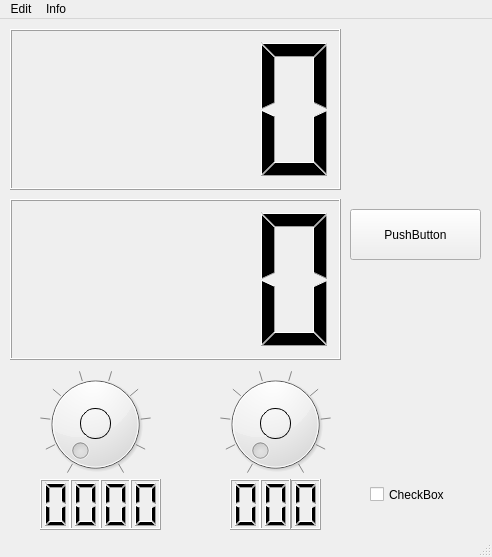
Old version of the form code/ui/spd1000x_gui.ui in the repository briansune/SPD1000x-Tool-V1.0.
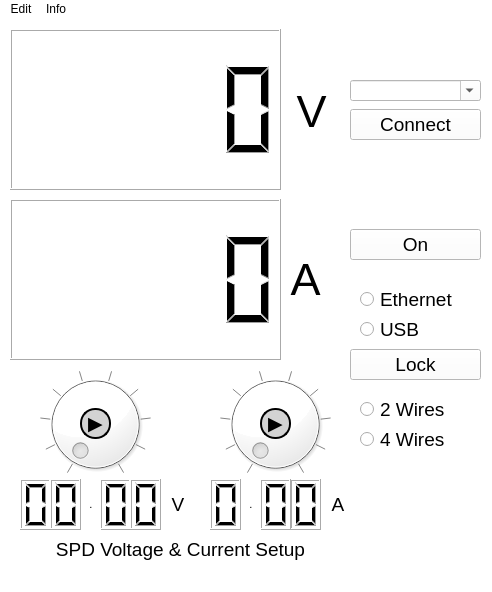
New version of the form. Icons and pictures are not drawn.

Patch:
```diff
--- a/code/ui/spd1000x_gui.ui
+++ b/code/ui/spd1000x_gui.ui
@@ -7,7 +7,7 @@
     <x>0</x>
     <y>0</y>
     <width>492</width>
-    <height>557</height>
+    <height>592</height>
    </rect>
   </property>
   <property name="windowTitle">
@@ -17,13 +17,16 @@
    <iconset resource="ui_res.qrc">
     <normaloff>:/image/spd_icon.png</normaloff>:/image/spd_icon.png</iconset>
   </property>
+  <property name="styleSheet">
+   <string notr="true">background-color: rgb(255, 255, 255);</string>
+  </property>
   <widget class="QWidget" name="centralwidget">
    <widget class="QLCDNumber" name="lcdNumber">
     <property name="geometry">
      <rect>
       <x>10</x>
       <y>10</y>
-      <width>331</width>
+      <width>271</width>
       <height>161</height>
      </rect>
     </property>
@@ -31,13 +34,13 @@
      <bool>false</bool>
     </property>
     <property name="digitCount">
-     <number>4</number>
+     <number>5</number>
     </property>
    </widget>
    <widget class="QLCDNumber" name="oLcdVoltIn0">
     <property name="geometry">
      <rect>
-      <x>40</x>
+      <x>20</x>
       <y>460</y>
       <width>31</width>
       <height>51</height>
@@ -90,10 +93,10 @@
    <widget class="QLabel" name="label">
     <property name="geometry">
      <rect>
-      <x>370</x>
-      <y>50</y>
-      <width>90</width>
-      <height>90</height>
+      <x>390</x>
+      <y>0</y>
+      <width>51</width>
+      <height>51</height>
      </rect>
     </property>
     <property name="maximumSize">
@@ -117,7 +120,7 @@
      <rect>
       <x>10</x>
       <y>180</y>
-      <width>331</width>
+      <width>271</width>
       <height>161</height>
      </rect>
     </property>
@@ -125,33 +128,25 @@
      <bool>false</bool>
     </property>
     <property name="digitCount">
-     <number>4</number>
+     <number>5</number>
     </property>
    </widget>
-   <widget class="QCheckBox" name="checkBox">
-    <property name="geometry">
-     <rect>
-      <x>370</x>
-      <y>450</y>
-      <width>81</width>
-      <height>51</height>
-     </rect>
-    </property>
-    <property name="text">
-     <string>CheckBox</string>
-    </property>
-   </widget>
-   <widget class="QPushButton" name="pushButton">
+   <widget class="QPushButton" name="oButConnect">
     <property name="geometry">
      <rect>
       <x>350</x>
-      <y>190</y>
+      <y>90</y>
       <width>131</width>
-      <height>51</height>
+      <height>31</height>
      </rect>
     </property>
+    <property name="font">
+     <font>
+      <pointsize>14</pointsize>
+     </font>
+    </property>
     <property name="text">
-     <string>PushButton</string>
+     <string>Connect</string>
     </property>
    </widget>
    <widget class="QDial" name="oDialVolt">
@@ -188,7 +183,7 @@
    <widget class="QLCDNumber" name="oLcdVoltIn1">
     <property name="geometry">
      <rect>
-      <x>70</x>
+      <x>50</x>
       <y>460</y>
       <width>31</width>
       <height>51</height>
@@ -264,7 +259,7 @@
    <widget class="QLCDNumber" name="oLcdCurrIn0">
     <property name="geometry">
      <rect>
-      <x>230</x>
+      <x>210</x>
       <y>460</y>
       <width>31</width>
       <height>51</height>
@@ -308,12 +303,20 @@
       <height>31</height>
      </rect>
     </property>
+    <property name="font">
+     <font>
+      <pointsize>14</pointsize>
+      <weight>75</weight>
+      <bold>true</bold>
+     </font>
+    </property>
     <property name="styleSheet">
-     <string notr="true">border: 1px solid black;
+     <string notr="true">border: 2px solid black;
+background-color: rgb(211, 211, 211);
 border-radius: 15px;</string>
     </property>
     <property name="text">
-     <string/>
+     <string>▶</string>
     </property>
    </widget>
    <widget class="QPushButton" name="oButCurrSel">
@@ -325,17 +328,443 @@
       <height>31</height>
      </rect>
     </property>
+    <property name="font">
+     <font>
+      <pointsize>14</pointsize>
+      <weight>75</weight>
+      <bold>true</bold>
+     </font>
+    </property>
     <property name="styleSheet">
-     <string notr="true">border: 1px solid black;
+     <string notr="true">border: 2px solid black;
+background-color: rgb(211, 211, 211);
 border-radius: 15px;</string>
     </property>
     <property name="text">
-     <string/>
+     <string>▶</string>
     </property>
     <property name="default">
      <bool>false</bool>
     </property>
    </widget>
+   <widget class="QGroupBox" name="oGrpBut">
+    <property name="geometry">
+     <rect>
+      <x>350</x>
+      <y>260</y>
+      <width>131</width>
+      <height>71</height>
+     </rect>
+    </property>
+    <property name="styleSheet">
+     <string notr="true">background-color: rgb(255, 255, 255);
+border-color: rgb(255, 255, 255);
+border: 0px</string>
+    </property>
+    <property name="title">
+     <string/>
+    </property>
+    <property name="alignment">
+     <set>Qt::AlignCenter</set>
+    </property>
+    <property name="flat">
+     <bool>false</bool>
+    </property>
+    <widget class="QRadioButton" name="oRbutUsb">
+     <property name="geometry">
+      <rect>
+       <x>10</x>
+       <y>40</y>
+       <width>121</width>
+       <height>20</height>
+      </rect>
+     </property>
+     <property name="font">
+      <font>
+       <pointsize>14</pointsize>
+      </font>
+     </property>
+     <property name="text">
+      <string>USB</string>
+     </property>
+    </widget>
+    <widget class="QRadioButton" name="oRbutEthernet">
+     <property name="geometry">
+      <rect>
+       <x>10</x>
+       <y>10</y>
+       <width>121</width>
+       <height>20</height>
+      </rect>
+     </property>
+     <property name="font">
+      <font>
+       <pointsize>14</pointsize>
+      </font>
+     </property>
+     <property name="text">
+      <string>Ethernet</string>
+     </property>
+     <property name="checkable">
+      <bool>true</bool>
+     </property>
+     <property name="checked">
+      <bool>false</bool>
+     </property>
+    </widget>
+   </widget>
+   <widget class="QGroupBox" name="oGrpBut2">
+    <property name="geometry">
+     <rect>
+      <x>350</x>
+      <y>370</y>
+      <width>131</width>
+      <height>71</height>
+     </rect>
+    </property>
+    <property name="font">
+     <font>
+      <stylestrategy>PreferDefault</stylestrategy>
+     </font>
+    </property>
+    <property name="autoFillBackground">
+     <bool>false</bool>
+    </property>
+    <property name="styleSheet">
+     <string notr="true">background-color: rgb(255, 255, 255);
+border-color: rgb(255, 255, 255);
+border: 0px</string>
+    </property>
+    <property name="title">
+     <string/>
+    </property>
+    <property name="flat">
+     <bool>false</bool>
+    </property>
+    <widget class="QRadioButton" name="oRbut4Wire">
+     <property name="geometry">
+      <rect>
+       <x>10</x>
+       <y>40</y>
+       <width>121</width>
+       <height>20</height>
+      </rect>
+     </property>
+     <property name="font">
+      <font>
+       <pointsize>14</pointsize>
+      </font>
+     </property>
+     <property name="text">
+      <string>4 Wires</string>
+     </property>
+    </widget>
+    <widget class="QRadioButton" name="oRbut2Wire">
+     <property name="geometry">
+      <rect>
+       <x>10</x>
+       <y>10</y>
+       <width>121</width>
+       <height>20</height>
+      </rect>
+     </property>
+     <property name="font">
+      <font>
+       <pointsize>14</pointsize>
+      </font>
+     </property>
+     <property name="text">
+      <string>2 Wires</string>
+     </property>
+     <property name="checkable">
+      <bool>true</bool>
+     </property>
+     <property name="checked">
+      <bool>false</bool>
+     </property>
+    </widget>
+   </widget>
+   <widget class="QLabel" name="label_2">
+    <property name="geometry">
+     <rect>
+      <x>40</x>
+      <y>520</y>
+      <width>281</width>
+      <height>21</height>
+     </rect>
+    </property>
+    <property name="font">
+     <font>
+      <pointsize>14</pointsize>
+     </font>
+    </property>
+    <property name="frameShape">
+     <enum>QFrame::NoFrame</enum>
+    </property>
+    <property name="frameShadow">
+     <enum>QFrame::Raised</enum>
+    </property>
+    <property name="text">
+     <string>SPD Voltage &amp; Current Setup</string>
+    </property>
+    <property name="alignment">
+     <set>Qt::AlignCenter</set>
+    </property>
+   </widget>
+   <widget class="QLabel" name="label_3">
+    <property name="geometry">
+     <rect>
+      <x>296</x>
+      <y>12</y>
+      <width>31</width>
+      <height>161</height>
+     </rect>
+    </property>
+    <property name="font">
+     <font>
+      <pointsize>34</pointsize>
+     </font>
+    </property>
+    <property name="text">
+     <string>V</string>
+    </property>
+    <property name="alignment">
+     <set>Qt::AlignCenter</set>
+    </property>
+   </widget>
+   <widget class="QLabel" name="label_4">
+    <property name="geometry">
+     <rect>
+      <x>290</x>
+      <y>180</y>
+      <width>31</width>
+      <height>161</height>
+     </rect>
+    </property>
+    <property name="font">
+     <font>
+      <pointsize>34</pointsize>
+     </font>
+    </property>
+    <property name="text">
+     <string>A</string>
+    </property>
+    <property name="alignment">
+     <set>Qt::AlignCenter</set>
+    </property>
+   </widget>
+   <widget class="QLabel" name="label_5">
+    <property name="geometry">
+     <rect>
+      <x>170</x>
+      <y>460</y>
+      <width>16</width>
+      <height>51</height>
+     </rect>
+    </property>
+    <property name="font">
+     <font>
+      <pointsize>14</pointsize>
+     </font>
+    </property>
+    <property name="frameShape">
+     <enum>QFrame::NoFrame</enum>
+    </property>
+    <property name="frameShadow">
+     <enum>QFrame::Raised</enum>
+    </property>
+    <property name="text">
+     <string>V</string>
+    </property>
+    <property name="alignment">
+     <set>Qt::AlignCenter</set>
+    </property>
+   </widget>
+   <widget class="QLabel" name="label_6">
+    <property name="geometry">
+     <rect>
+      <x>330</x>
+      <y>460</y>
+      <width>16</width>
+      <height>51</height>
+     </rect>
+    </property>
+    <property name="font">
+     <font>
+      <pointsize>14</pointsize>
+     </font>
+    </property>
+    <property name="frameShape">
+     <enum>QFrame::NoFrame</enum>
+    </property>
+    <property name="frameShadow">
+     <enum>QFrame::Raised</enum>
+    </property>
+    <property name="text">
+     <string>A</string>
+    </property>
+    <property name="alignment">
+     <set>Qt::AlignCenter</set>
+    </property>
+   </widget>
+   <widget class="QLabel" name="oLabLock">
+    <property name="geometry">
+     <rect>
+      <x>380</x>
+      <y>470</y>
+      <width>51</width>
+      <height>41</height>
+     </rect>
+    </property>
+    <property name="maximumSize">
+     <size>
+      <width>90</width>
+      <height>90</height>
+     </size>
+    </property>
+    <property name="text">
+     <string/>
+    </property>
+    <property name="pixmap">
+     <pixmap resource="ui_res.qrc">:/image/unlock.png</pixmap>
+    </property>
+    <property name="scaledContents">
+     <bool>true</bool>
+    </property>
+   </widget>
+   <widget class="QPushButton" name="oButLock">
+    <property name="geometry">
+     <rect>
+      <x>350</x>
+      <y>330</y>
+      <width>131</width>
+      <height>31</height>
+     </rect>
+    </property>
+    <property name="font">
+     <font>
+      <pointsize>14</pointsize>
+     </font>
+    </property>
+    <property name="text">
+     <string>Lock</string>
+    </property>
+   </widget>
+   <widget class="QPushButton" name="oButPwr">
+    <property name="geometry">
+     <rect>
+      <x>350</x>
+      <y>210</y>
+      <width>131</width>
+      <height>31</height>
+     </rect>
+    </property>
+    <property name="font">
+     <font>
+      <pointsize>14</pointsize>
+     </font>
+    </property>
+    <property name="text">
+     <string>On</string>
+    </property>
+   </widget>
+   <widget class="QLabel" name="oLabOnOff">
+    <property name="geometry">
+     <rect>
+      <x>390</x>
+      <y>140</y>
+      <width>51</width>
+      <height>51</height>
+     </rect>
+    </property>
+    <property name="maximumSize">
+     <size>
+      <width>90</width>
+      <height>90</height>
+     </size>
+    </property>
+    <property name="text">
+     <string/>
+    </property>
+    <property name="pixmap">
+     <pixmap resource="ui_res.qrc">:/image/red.png</pixmap>
+    </property>
+    <property name="scaledContents">
+     <bool>true</bool>
+    </property>
+   </widget>
+   <widget class="QComboBox" name="oComboDev">
+    <property name="geometry">
+     <rect>
+      <x>350</x>
+      <y>61</y>
+      <width>131</width>
+      <height>21</height>
+     </rect>
+    </property>
+    <property name="font">
+     <font>
+      <pointsize>14</pointsize>
+     </font>
+    </property>
+    <property name="editable">
+     <bool>true</bool>
+    </property>
+   </widget>
+   <widget class="QLabel" name="label_8">
+    <property name="geometry">
+     <rect>
+      <x>81</x>
+      <y>460</y>
+      <width>20</width>
+      <height>51</height>
+     </rect>
+    </property>
+    <property name="font">
+     <font>
+      <pointsize>8</pointsize>
+     </font>
+    </property>
+    <property name="frameShape">
+     <enum>QFrame::NoFrame</enum>
+    </property>
+    <property name="frameShadow">
+     <enum>QFrame::Raised</enum>
+    </property>
+    <property name="text">
+     <string>.</string>
+    </property>
+    <property name="alignment">
+     <set>Qt::AlignCenter</set>
+    </property>
+   </widget>
+   <widget class="QLabel" name="label_9">
+    <property name="geometry">
+     <rect>
+      <x>241</x>
+      <y>460</y>
+      <width>20</width>
+      <height>51</height>
+     </rect>
+    </property>
+    <property name="font">
+     <font>
+      <pointsize>8</pointsize>
+     </font>
+    </property>
+    <property name="frameShape">
+     <enum>QFrame::NoFrame</enum>
+    </property>
+    <property name="frameShadow">
+     <enum>QFrame::Raised</enum>
+    </property>
+    <property name="text">
+     <string>.</string>
+    </property>
+    <property name="alignment">
+     <set>Qt::AlignCenter</set>
+    </property>
+   </widget>
   </widget>
   <widget class="QMenuBar" name="menubar">
    <property name="geometry">
```
Left out of the diff: 13 changed lines with no effect on the pictures.
